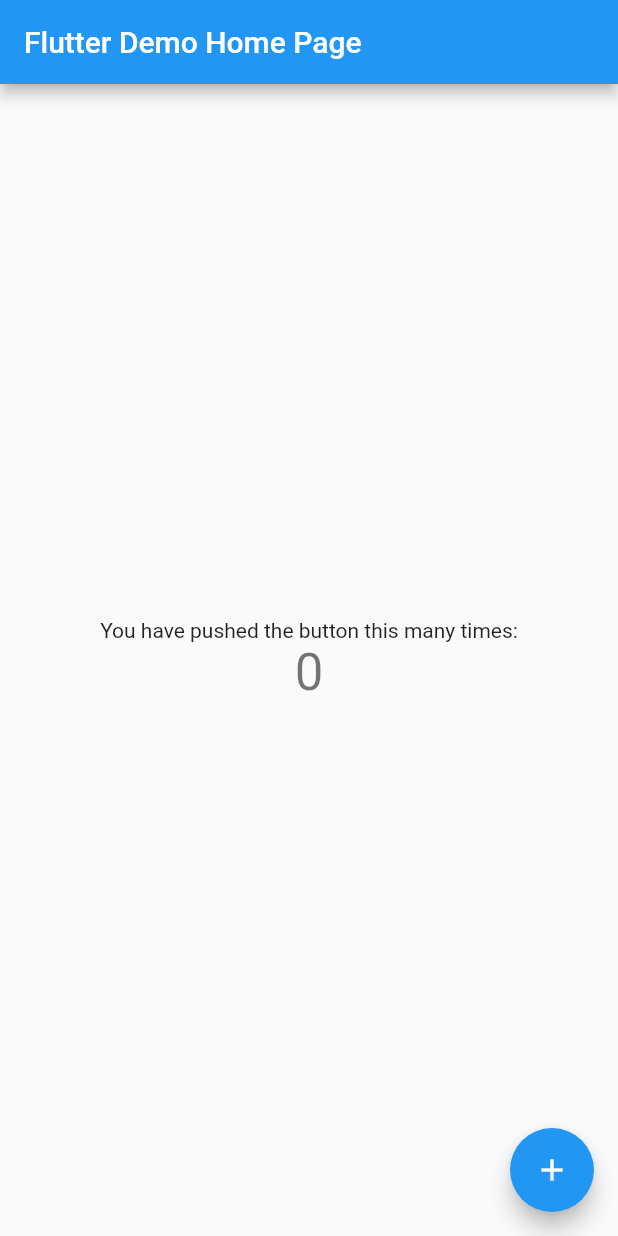
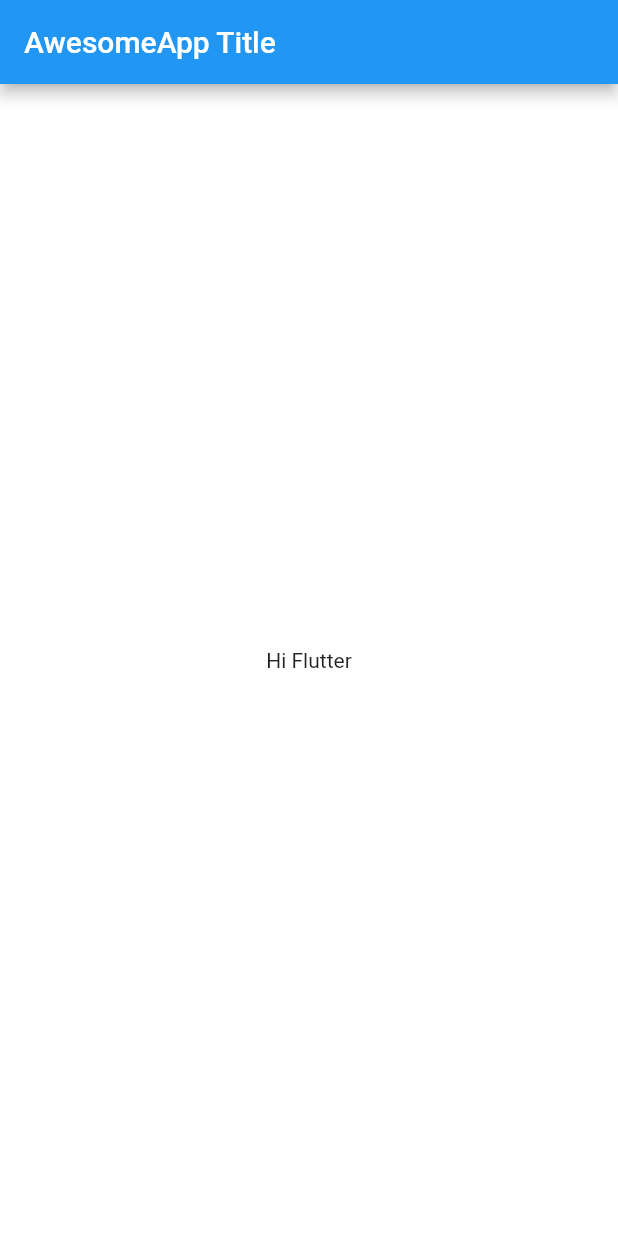
Before and after one commit to odiabhasha/first_app, a Flutter app: the screen it shows after launch, on a phone screen of 412 x 824 dp. Run offline on Flutter 3.47's test engine with Material 2 defaults, Android fonts, the phone set to English and light mode, and no system bars.

Commit message:
First Chapter Completed.

```diff
--- a/lib/main.dart
+++ b/lib/main.dart
@@ -1,115 +1,43 @@
 import 'package:flutter/material.dart';
+import 'package:flutter/cupertino.dart';
+
+
 
 void main() {
-  runApp(const MyApp());
+  runApp(const MaterialApp(
+    title: "Awesome App",
+    home: HomePage(),
+  ));
 }
 
-class MyApp extends StatelessWidget {
-  const MyApp({Key? key}) : super(key: key);
+class HomePage extends StatelessWidget {
+  const HomePage({Key? key}) : super(key: key);
 
-  // This widget is the root of your application.
   @override
   Widget build(BuildContext context) {
-    return MaterialApp(
-      title: 'Flutter Demo',
-      theme: ThemeData(
-        // This is the theme of your application.
-        //
-        // Try running your application with "flutter run". You'll see the
-        // application has a blue toolbar. Then, without quitting the app, try
-        // changing the primarySwatch below to Colors.green and then invoke
-        // "hot reload" (press "r" in the console where you ran "flutter run",
-        // or simply save your changes to "hot reload" in a Flutter IDE).
-        // Notice that the counter didn't reset back to zero; the application
-        // is not restarted.
-        primarySwatch: Colors.blue,
+    return Scaffold(
+      appBar: AppBar(
+        title: const Text("AwesomeApp Title",),
       ),
-      home: const MyHomePage(title: 'Flutter Demo Home Page'),
+      body: Container(
+        color: Colors.white,
+        child: const Center(child: Text("Hi Flutter",))
+      ),
+
     );
   }
 }
 
-class MyHomePage extends StatefulWidget {
-  const MyHomePage({Key? key, required this.title}) : super(key: key);
 
-  // This widget is the home page of your application. It is stateful, meaning
-  // that it has a State object (defined below) that contains fields that affect
-  // how it looks.
 
-  // This class is the configuration for the state. It holds the values (in this
-  // case the title) provided by the parent (in this case the App widget) and
-  // used by the build method of the State. Fields in a Widget subclass are
-  // always marked "final".
-
-  final String title;
-
-  @override
-  State<MyHomePage> createState() => _MyHomePageState();
-}
-
-class _MyHomePageState extends State<MyHomePage> {
-  int _counter = 0;
-
-  void _incrementCounter() {
-    setState(() {
-      // This call to setState tells the Flutter framework that something has
-      // changed in this State, which causes it to rerun the build method below
-      // so that the display can reflect the updated values. If we changed
-      // _counter without calling setState(), then the build method would not be
-      // called again, and so nothing would appear to happen.
-      _counter++;
-    });
-  }
+/*class HomePage extends StatelessWidget {
+  const HomePage({Key? key}) : super(key: key);
 
   @override
   Widget build(BuildContext context) {
-    // This method is rerun every time setState is called, for instance as done
-    // by the _incrementCounter method above.
-    //
-    // The Flutter framework has been optimized to make rerunning build methods
-    // fast, so that you can just rebuild anything that needs updating rather
-    // than having to individually change instances of widgets.
-    return Scaffold(
-      appBar: AppBar(
-        // Here we take the value from the MyHomePage object that was created by
-        // the App.build method, and use it to set our appbar title.
-        title: Text(widget.title),
-      ),
-      body: Center(
-        // Center is a layout widget. It takes a single child and positions it
-        // in the middle of the parent.
-        child: Column(
-          // Column is also a layout widget. It takes a list of children and
-          // arranges them vertically. By default, it sizes itself to fit its
-          // children horizontally, and tries to be as tall as its parent.
-          //
-          // Invoke "debug painting" (press "p" in the console, choose the
-          // "Toggle Debug Paint" action from the Flutter Inspector in Android
-          // Studio, or the "Toggle Debug Paint" command in Visual Studio Code)
-          // to see the wireframe for each widget.
-          //
-          // Column has various properties to control how it sizes itself and
-          // how it positions its children. Here we use mainAxisAlignment to
-          // center the children vertically; the main axis here is the vertical
-          // axis because Columns are vertical (the cross axis would be
-          // horizontal).
-          mainAxisAlignment: MainAxisAlignment.center,
-          children: <Widget>[
-            const Text(
-              'You have pushed the button this many times:',
-            ),
-            Text(
-              '$_counter',
-              style: Theme.of(context).textTheme.headline4,
-            ),
-          ],
-        ),
-      ),
-      floatingActionButton: FloatingActionButton(
-        onPressed: _incrementCounter,
-        tooltip: 'Increment',
-        child: const Icon(Icons.add),
-      ), // This trailing comma makes auto-formatting nicer for build methods.
+    return Container(
+      color: Colors.green,
+      child: Text("Flutter App Title"),
     );
   }
-}
+}*/
```
Also changed, not shown: 1 other file.
